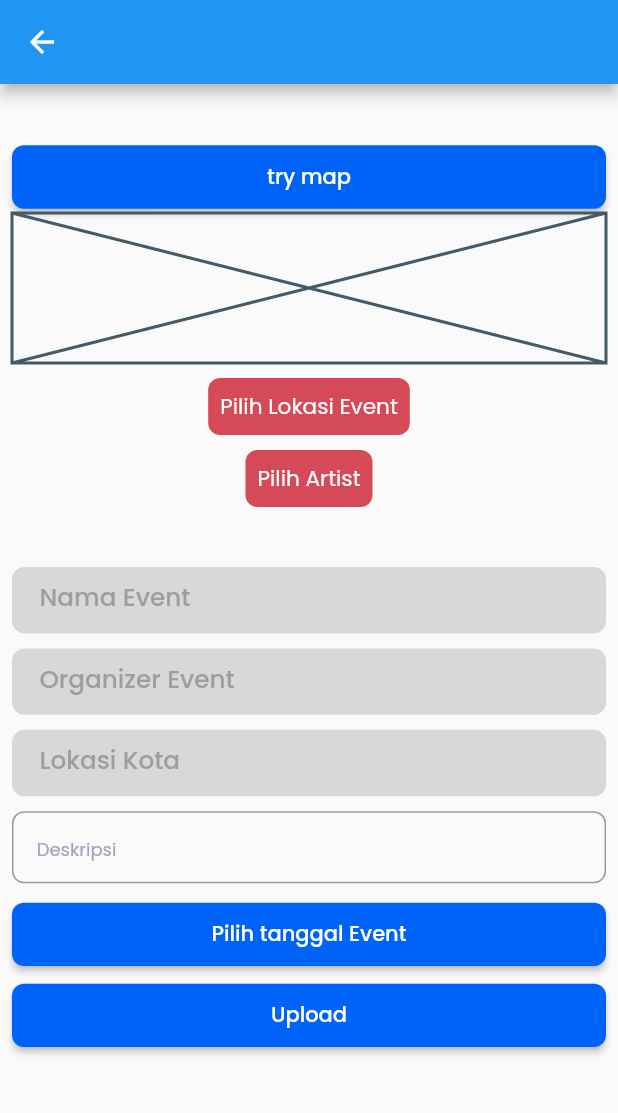
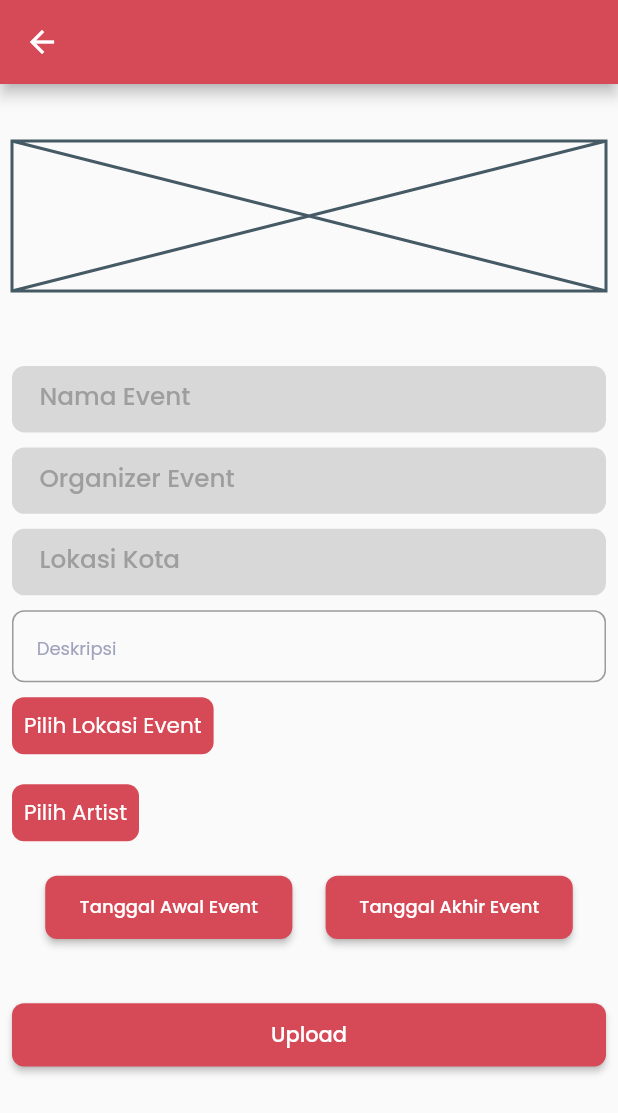
Before and after one commit to abybrandon/kegiatan, a Flutter app: the CreateEventAdmin screen opened by its route, after a tap on "Upload", on a phone screen of 412 x 824 dp. Shown: the top 1113 px of the screen. Run offline on Flutter 3.47's test engine with Material 2 defaults, Android fonts, the phone set to English and light mode, and no system bars; our stand-ins replace awesome_notifications, cached_network_image, calendar_date_picker2, cloud_firestore, connectivity_plus, feather_icons and 17 more; missing offline and left inert: flutter_map_tile_caching, map_launcher, maps_launcher; accounts and stored records are empty.

Commit message:
local storage

```diff
--- a/lib/admin/module/home_admin/controller/create_event_admin_controller.dart
+++ b/lib/admin/module/home_admin/controller/create_event_admin_controller.dart
@@ -2,7 +2,7 @@ import 'dart:io';
 import 'package:cloud_firestore/cloud_firestore.dart';
 import 'package:flutter/material.dart';
 import 'package:image_picker/image_picker.dart';
-
+import 'package:intl/intl.dart';
 import 'package:firebase_storage/firebase_storage.dart' as firebase_storage;
 import 'package:get/get.dart';
 import 'package:newtest/admin/module/home_admin/model/artist_event_model.dart';
@@ -42,18 +42,40 @@ class CreateEventAdminController extends GetxController with StateMixin {
   }
 
   //get date
-  Future<void> getDate(context) async {
+  Future<void> getDateStart(context) async {
     final DateTime? pickerDate = await showDatePicker(
+        helpText: 'Select Start Date Event',
         context: context,
         initialDate: DateTime.now(),
         firstDate: DateTime(1990),
         lastDate: DateTime(2024));
-    if (pickerDate != null && selectedDate.value != pickerDate) {
-      selectedDate.value = pickerDate;
+    if (pickerDate != null && selectedDateStartEvent.value != pickerDate) {
+      selectedDateStartEvent.value = pickerDate;
+      String formattedDate =
+          DateFormat('d MMMM yyyy').format(selectedDateStartEvent.value!);
+      selectedDateStartText.value = formattedDate;
     }
   }
 
-  Rxn<DateTime> selectedDate = Rxn<DateTime>();
+  RxString selectedDateStartText = ''.obs;
+  RxString selectedDateEndText = ''.obs;
+  Future<void> getDateEnd(context) async {
+    final DateTime? pickerDate = await showDatePicker(
+        context: context,
+        helpText: 'Select Start Date Event',
+        initialDate: DateTime.now(),
+        firstDate: DateTime(1990),
+        lastDate: DateTime(2024));
+    if (pickerDate != null && selectedDateEndEvent.value != pickerDate) {
+      selectedDateEndEvent.value = pickerDate;
+      String formattedDate =
+          DateFormat('d MMMM yyyy').format(selectedDateEndEvent.value!);
+      selectedDateEndText.value = formattedDate;
+    }
+  }
+
+  Rxn<DateTime> selectedDateStartEvent = Rxn<DateTime>();
+  Rxn<DateTime> selectedDateEndEvent = Rxn<DateTime>();
 
   //textfield
   final nameEventController = TextEditingController();
@@ -72,16 +94,21 @@ class CreateEventAdminController extends GetxController with StateMixin {
       required String cityEvent,
       required String deskripsi,
       DateTime? date,
+      DateTime? dateStart,
+      DateTime? dateEnd,
       required List<File> imageFiles}) async {
     change(null, status: RxStatus.loading());
     try {
       final newDoc = eventCollection.doc();
 
-      final createdDate = date != null ? Timestamp.fromDate(date) : null;
+      final startDate =
+          dateStart != null ? Timestamp.fromDate(dateStart) : null;
+
+      final endDate = dateEnd != null ? Timestamp.fromDate(dateEnd) : null;
+
       List<String> fotoKegiatanUrls = [];
 
       if (imageFiles.isNotEmpty) {
-        // Upload gambar ke Firebase Storage dan dapatkan URL-nya
         fotoKegiatanUrls = await uploadImagesToFirebaseStorage(imageFiles);
       }
 
@@ -91,8 +118,10 @@ class CreateEventAdminController extends GetxController with StateMixin {
           deskripsi: deskripsi,
           organizerEvent: organizerEvent,
           id: newDoc.id,
-          createdDate: createdDate as Timestamp,
+          createdDate: startDate as Timestamp,
           fotoKegiatanUrls: fotoKegiatanUrls,
+          startDate: startDate as Timestamp,
+          endDate: endDate as Timestamp,
           location: GeoPoint(
             eventLatitude,
             eventLongitude,
@@ -133,7 +162,7 @@ class CreateEventAdminController extends GetxController with StateMixin {
   //Artist
 
   RxString artistEventName = 'Pilih Artist'.obs;
-  List<String> selectedGuestStart = [];
+  RxList<String> selectedGuestStart = <String>[].obs;
 
   final RxList<ArtistEventModel> allArtistData = <ArtistEventModel>[].obs;
   final RxList<ArtistEventModel> selectedArtist = <ArtistEventModel>[].obs;
@@ -168,6 +197,7 @@ class CreateEventAdminController extends GetxController with StateMixin {
       <LocationEventModel>[].obs;
   final RxList<LocationEventModel> selectedLocation =
       <LocationEventModel>[].obs;
+  RxString selectedNameLocaiton = ''.obs;
 
   List<SelectItem<LocationEventModel>> get locationOption {
     return allLocationEvent.map(
--- a/lib/admin/module/home_admin/model/create_event_model.dart
+++ b/lib/admin/module/home_admin/model/create_event_model.dart
@@ -7,12 +7,14 @@ class CreateEventModel {
   final String cityEvent;
   final String deskripsi;
   final Timestamp createdDate;
+  final Timestamp startDate;
+  final Timestamp endDate;
   final List<String>? fotoKegiatanUrls;
   final List<String> guestStart;
   final GeoPoint? location; // Tambahkan field GeoPoint
 
-  CreateEventModel({
-    required this.id,
+  CreateEventModel(
+      {required this.id,
       required this.nameEvent,
       required this.organizerEvent,
       required this.cityEvent,
@@ -20,8 +22,9 @@ class CreateEventModel {
       required this.createdDate,
       required this.guestStart,
       this.fotoKegiatanUrls,
-    this.location, // Tambahkan parameter untuk location
-  });
+      this.location,
+      required this.startDate,
+      required this.endDate});
 
   // Mengubah toJson() untuk menyertakan data GeoPoint dalam Map
   Map<String, dynamic> toJson() {
@@ -31,12 +34,14 @@ class CreateEventModel {
       'organizerEvent': organizerEvent,
       'city': cityEvent,
       'deskripsi': deskripsi,
-      'createdDate': createdDate,
+      'createdDate': endDate,
       'eventPict': fotoKegiatanUrls,
       'guestStart': guestStart,
       'location': location != null
           ? GeoPoint(location!.latitude, location!.longitude)
           : null,
+      'startDate': startDate,
+      'endDate': endDate
     };
   }
 }
--- a/lib/admin/module/home_admin/view/create_event_admin.dart
+++ b/lib/admin/module/home_admin/view/create_event_admin.dart
@@ -1,8 +1,7 @@
 import 'package:flutter/material.dart';
 import 'package:flutter_screenutil/flutter_screenutil.dart';
 import 'package:get/get.dart';
-import 'package:map_launcher/map_launcher.dart';
-import 'package:flutter_svg/flutter_svg.dart';
+import 'package:intl/intl.dart';
 import 'package:newtest/widget/loader.dart';
 import 'package:newtest/widget/sizedbox_extension.dart';
 
@@ -17,7 +16,9 @@ class CreateEventAdmin extends GetView<CreateEventAdminController> {
   @override
   Widget build(BuildContext context) {
     return Scaffold(
-        appBar: AppBar(),
+        appBar: AppBar(
+          backgroundColor: bgRed,
+        ),
         body: controller.obx((state) => _FormUpload(),
             onLoading: Stack(
               children: [_FormUpload(), Loader()],
@@ -30,56 +31,11 @@ class _FormUpload extends GetView<CreateEventAdminController> {
 
   @override
   Widget build(BuildContext context) {
-    openMapsSheet(context) async {
-      try {
-        final coords = Coords(-6.2122975, 106.8027317);
-        final title = "Mall Taman Anngrek";
-        final availableMaps = await MapLauncher.installedMaps;
-
-        showModalBottomSheet(
-          context: context,
-          builder: (BuildContext context) {
-            return SafeArea(
-              child: SingleChildScrollView(
-                child: Container(
-                  child: Wrap(
-                    children: <Widget>[
-                      for (var map in availableMaps)
-                        ListTile(
-                          onTap: () => map.showDirections(
-                            destination: coords,
-                            destinationTitle: title,
-                            directionsMode: DirectionsMode.driving,
-                          ),
-                          leading: SvgPicture.asset(
-                            map.icon,
-                            height: 30.0,
-                            width: 30.0,
-                          ),
-                          title: Text(map.mapName),
-                        ),
-                    ],
-                  ),
-                ),
-              ),
-            );
-          },
-        );
-      } catch (e) {
-        print(e);
-      }
-    }
-
     return SingleChildScrollView(
       child: Padding(
         padding: const EdgeInsets.all(8.0),
-        child: Column(children: [
+        child: Column(crossAxisAlignment: CrossAxisAlignment.start, children: [
           30.heightBox,
-          ElevatedButton(
-              onPressed: () {
-                openMapsSheet(context);
-              },
-              child: Text('try map')),
           Obx(
             () => controller.photoList.isNotEmpty
                 ? PhotoListWidget()
@@ -89,53 +45,8 @@ class _FormUpload extends GetView<CreateEventAdminController> {
                     },
                     child: SizedBox(height: 100, child: Placeholder())),
           ),
+          40.heightBox,
           10.heightBox,
-          LocationEventSelector(
-            tittle: Obx(
-              () => Text(
-                controller.locationEventName.value,
-                style: TextStyle(
-                    fontSize: 14.sp,
-                    overflow: TextOverflow.clip,
-                    color: bgWhite,
-                    fontWeight: FontWeight.w400),
-              ),
-            ),
-            label: 'Lokasi Event',
-            items: controller.locationOption,
-            onSelect: (selectedItems) {
-              List<double> eventLatitude =
-                  selectedItems.map((e) => e.latitude).toList();
-              controller.eventLatitude = eventLatitude[0];
-
-              List<double> eventLongitude =
-                  selectedItems.map((e) => e.longitude).toList();
-              controller.eventLongitude = eventLongitude[0];
-
-              print(
-                  "${controller.eventLatitude} ${controller.eventLongitude} ");
-            },
-          ),
-          10.heightBox,
-          LocationEventSelector(
-            tittle: Obx(
-              () => Text(
-                controller.artistEventName.value,
-                style: TextStyle(
-                    fontSize: 14.sp,
-                    overflow: TextOverflow.clip,
-                    color: bgWhite,
-                    fontWeight: FontWeight.w400),
-              ),
-            ),
-            label: 'Artist Event',
-            items: controller.artistOption,
-            onSelect: (selectedItems) {
-              controller.selectedGuestStart = selectedItems;
-              print(controller.selectedGuestStart);
-            },
-          ),
-          40.heightBox,
           CustomTextField(
             errorText: 'Nama Event',
             hintText: 'Nama Event',
@@ -160,14 +71,104 @@ class _FormUpload extends GetView<CreateEventAdminController> {
             decoration: InputDecoration(hintText: 'Deskripsi'),
           ),
           10.heightBox,
+          LocationEventSelector(
+            tittle: Obx(
+              () => Text(
+                controller.locationEventName.value,
+                style: TextStyle(
+                    fontSize: 14.sp,
+                    overflow: TextOverflow.clip,
+                    color: bgWhite,
+                    fontWeight: FontWeight.w400),
+              ),
+            ),
+            label: 'Lokasi Event',
+            items: controller.locationOption,
+            onSelect: (selectedItems) {
+              List<double> eventLatitude =
+                  selectedItems.map((e) => e.latitude).toList();
+              controller.eventLatitude = eventLatitude[0];
+              List<double> eventLongitude =
+                  selectedItems.map((e) => e.longitude).toList();
+              controller.eventLongitude = eventLongitude[0];
+              controller.selectedNameLocaiton.value =
+                  selectedItems.map((e) => e.locationName).toList()[0];
+            },
+          ),
+          10.heightBox,
+          Obx(() => controller.selectedNameLocaiton.isNotEmpty
+              ? Text(controller.selectedNameLocaiton.value)
+              : SizedBox()),
+          10.heightBox,
+          LocationEventSelector(
+            tittle: Obx(
+              () => Text(
+                controller.artistEventName.value,
+                style: TextStyle(
+                    fontSize: 14.sp,
+                    overflow: TextOverflow.clip,
+                    color: bgWhite,
+                    fontWeight: FontWeight.w400),
+              ),
+            ),
+            label: 'Artist Event',
+            items: controller.artistOption,
+            onSelect: (selectedItems) {
+              controller.selectedGuestStart.value = selectedItems;
+              print(controller.selectedGuestStart);
+            },
+          ),
+          10.heightBox,
+          Obx(() => controller.selectedGuestStart.isNotEmpty
+              ? Text(controller.selectedGuestStart.toString())
+              : SizedBox()),
+          10.heightBox,
+          Row(
+            mainAxisAlignment: MainAxisAlignment.spaceEvenly,
+            children: [
+              SizedBox(
+                width: MediaQuery.of(context).size.width * 0.4,
+                child: ElevatedButton(
+                    style: ElevatedButton.styleFrom(
+                      backgroundColor: bgRed,
+                    ),
+                    onPressed: () {
+                      controller.getDateStart(context);
+                    },
+                    child: Text(
+                      'Tanggal Awal Event',
+                      style: TextStyle(fontSize: 12),
+                    )),
+              ),
+              SizedBox(
+                width: MediaQuery.of(context).size.width * 0.4,
+                child: ElevatedButton(
+                    style: ElevatedButton.styleFrom(
+                      backgroundColor: bgRed,
+                    ),
+                    onPressed: () {
+                      controller.getDateEnd(context);
+                    },
+                    child: Text(
+                      'Tanggal Akhir Event',
+                      style: TextStyle(fontSize: 12),
+                    )),
+              ),
+            ],
+          ),
+          6.heightBox,
+          Obx(() => Row(
+                mainAxisAlignment: MainAxisAlignment.spaceEvenly,
+                children: [
+                  Text(controller.selectedDateStartText.value),
+                  Text(controller.selectedDateEndText.value)
+                ],
+              )),
+          10.heightBox,
           ElevatedButton(
-              onPressed: () {
-                controller.getDate(context);
-                print(controller.selectedDate.value);
-              },
-              child: Text('Pilih tanggal Event')),
-          6.heightBox,
-          ElevatedButton(
+              style: ElevatedButton.styleFrom(
+                backgroundColor: bgRed,
+              ),
               onPressed: () {
                 // controller.createJadwalKegiatan(
                 //   controller.controller.text,
@@ -179,9 +180,11 @@ class _FormUpload extends GetView<CreateEventAdminController> {
                     nameEevent: controller.nameEventController.text,
                     organizerEvent: controller.organizerController.text,
                     deskripsi: controller.deskripsiEventController.text,
-                    date: controller.selectedDate.value,
+                    date: controller.selectedDateEndEvent.value,
+                    dateStart: controller.selectedDateStartEvent.value,
+                    dateEnd: controller.selectedDateEndEvent.value,
                     imageFiles: controller.photoList);
-                print(controller.selectedDate);
+                print(controller.selectedDateEndEvent);
               },
               child: Text('Upload'))
         ]),
--- a/lib/module/event/controller/event_controller.dart
+++ b/lib/module/event/controller/event_controller.dart
@@ -13,6 +13,8 @@ import '../../../widget/multi_select/multi_select.dart';
 import '../../../widget/toast.dart';
 import '../../home/city.dart';
 import 'package:connectivity_plus/connectivity_plus.dart';
+
+import 'detail_event_controller.dart';
 
 class EventController extends GetxController with StateMixin {
   final CollectionReference eventCollection = FirebaseFirestore.instance
@@ -32,6 +34,7 @@ class EventController extends GetxController with StateMixin {
   @override
   void onClose() {
     Get.delete<EventController>();
+    Get.delete<DetailEventController>();
     super.onClose();
   }
 
--- a/lib/module/event/view/event_detail_view.dart
+++ b/lib/module/event/view/event_detail_view.dart
@@ -68,10 +68,7 @@ class _BodyDetail extends GetView<DetailEventController> {
                 return CachedNetworkImage(
                   imageUrl: controller.listPict[index],
                   fit: BoxFit.contain,
-                  placeholder: (context, url) =>
-                      CircularProgressIndicator(), // Widget yang ditampilkan selama gambar sedang diunduh
-                  errorWidget: (context, url, error) =>
-                      Icon(Icons.error), // Widg
+                  errorWidget: (context, url, error) => Icon(Icons.error),
                 );
               },
               itemCount: controller.listPict.length,
```
Also changed, not shown: lib/module/event/controller/detail_event_controller.dart (+1 -7 lines), 6 other files. Lines whose indentation alone changed are shown as unchanged.
